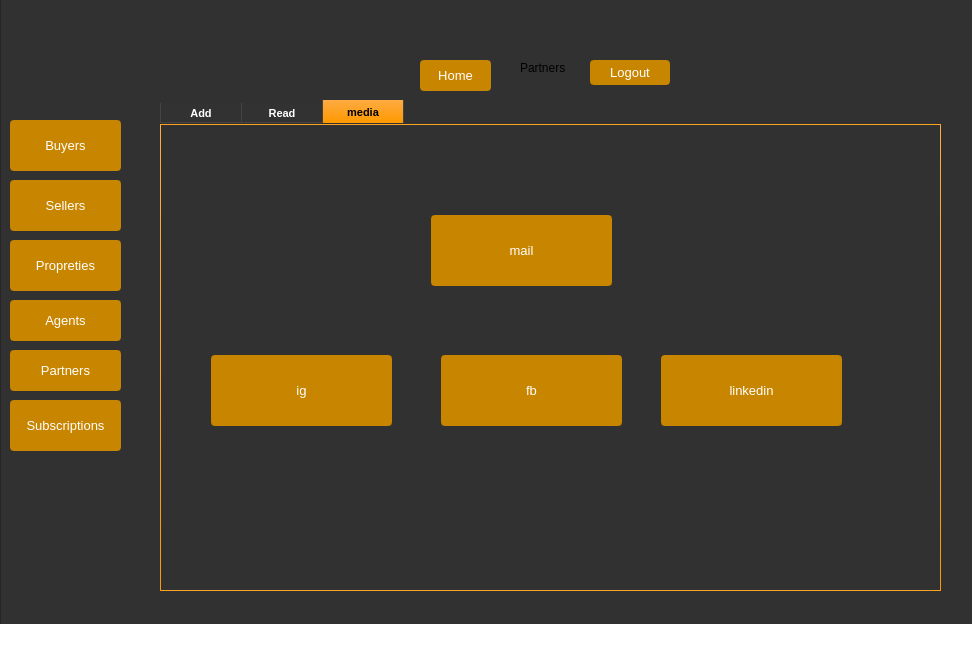
The window that mainwindow.ui (Armi64bit/Smart_Real_Estate_Agency_2A8) describes before a commit, drawn with Qt 5.
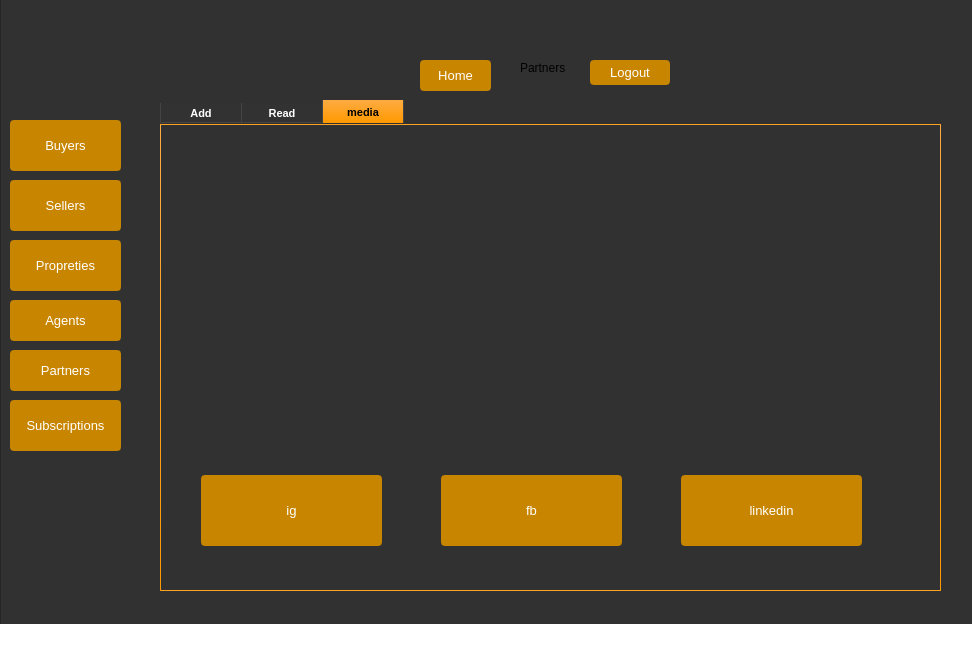
The same window after the commit. Icons and pictures are not drawn.

Commit message: ig fb linked in font contrcat roboto

What changed in the file:
```diff
--- a/mainwindow.ui
+++ b/mainwindow.ui
@@ -1510,8 +1510,8 @@
          <widget class="QPushButton" name="ig">
           <property name="geometry">
            <rect>
-            <x>50</x>
-            <y>230</y>
+            <x>40</x>
+            <y>350</y>
             <width>181</width>
             <height>71</height>
            </rect>
@@ -1539,7 +1539,7 @@
           <property name="geometry">
            <rect>
             <x>280</x>
-            <y>230</y>
+            <y>350</y>
             <width>181</width>
             <height>71</height>
            </rect>
@@ -1566,8 +1566,8 @@
          <widget class="QPushButton" name="linkedin">
           <property name="geometry">
            <rect>
-            <x>500</x>
-            <y>230</y>
+            <x>520</x>
+            <y>350</y>
             <width>181</width>
             <height>71</height>
            </rect>
@@ -1591,32 +1591,61 @@
            <string>linkedin</string>
           </property>
          </widget>
-         <widget class="QPushButton" name="mail">
+         <widget class="QLabel" name="label_20">
+          <property name="geometry">
+           <rect>
+            <x>30</x>
+            <y>110</y>
+            <width>211</width>
+            <height>211</height>
+           </rect>
+          </property>
+          <property name="text">
+           <string/>
+          </property>
+          <property name="pixmap">
+           <pixmap>ig.png</pixmap>
+          </property>
+          <property name="scaledContents">
+           <bool>true</bool>
+          </property>
+         </widget>
+         <widget class="QLabel" name="label_24">
           <property name="geometry">
            <rect>
             <x>270</x>
-            <y>90</y>
-            <width>181</width>
-            <height>71</height>
+            <y>110</y>
+            <width>211</width>
+            <height>211</height>
            </rect>
           </property>
-          <property name="styleSheet">
-           <string notr="true">QPushButton
-{background-color: rgb(200,133,0);
-color : white;
-font: 10pt Arial;
-            border-radius: 4px;
-            text-shadow: 0 1px 1px rgba(0, 0, 0, 0.2);
-border: 2px solid rgb(200,133,0);
-}
-
-QPushButton:hover {
-border: 2px solid rgb(200,146,0);
-background-color : rgb(200,149,47);
-}</string>
+          <property name="text">
+           <string/>
           </property>
+          <property name="pixmap">
+           <pixmap>fb.png</pixmap>
+          </property>
+          <property name="scaledContents">
+           <bool>true</bool>
+          </property>
+         </widget>
+         <widget class="QLabel" name="label_27">
+          <property name="geometry">
+           <rect>
+            <x>520</x>
+            <y>120</y>
+            <width>191</width>
+            <height>191</height>
+           </rect>
+          </property>
           <property name="text">
-           <string>mail</string>
+           <string/>
+          </property>
+          <property name="pixmap">
+           <pixmap>linkedin.png</pixmap>
+          </property>
+          <property name="scaledContents">
+           <bool>true</bool>
           </property>
          </widget>
         </widget>
```
The commit also changes 42 other files.
